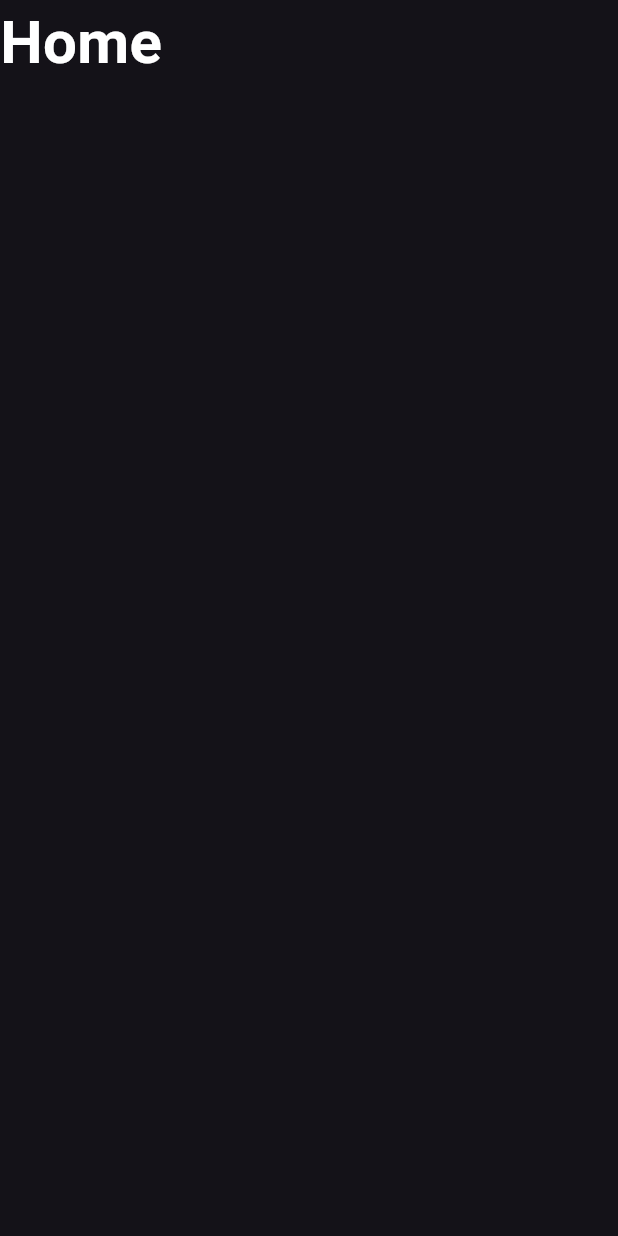
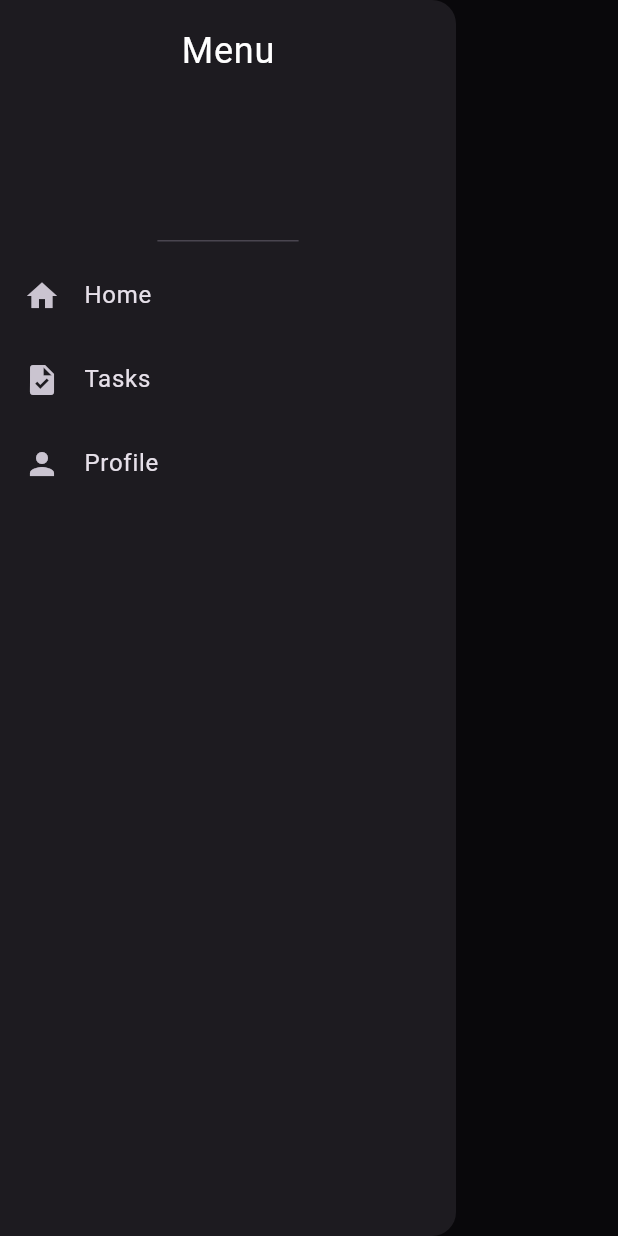
Before and after one commit to m9stafa05/Multi-Screen-Task-App, a Flutter app: the HomeView screen opened by its route, with the side drawer open (before the commit the screen has no drawer), on a phone screen of 412 x 824 dp. Run offline on Flutter 3.47's test engine with Material 3 defaults, Android fonts, the phone set to English and light mode, and no system bars; our stand-ins replace bloc, flutter_bloc, go_router, image_picker, shared_preferences; accounts and stored records are empty.

Commit message:
Create Drawer And Add it to scaffold

```diff
--- a/lib/features/home/presentation/views/home_view.dart
+++ b/lib/features/home/presentation/views/home_view.dart
@@ -1,4 +1,5 @@
 import 'package:flutter/material.dart';
+import 'package:multi_screen_task_app/features/home/presentation/views/widgets/custom_drawer.dart';
 import 'package:multi_screen_task_app/features/home/presentation/views/widgets/home_view_body.dart';
 
 class HomeView extends StatelessWidget {
@@ -6,6 +7,9 @@ class HomeView extends StatelessWidget {
 
   @override
   Widget build(BuildContext context) {
-    return const Scaffold(body: HomeViewBody(),);
+    return const Scaffold(
+      drawer: CustomDrawer(),
+      body: HomeViewBody(),
+    );
   }
 }
--- /dev/null
+++ b/lib/features/home/presentation/views/widgets/custom_drawer.dart
@@ -0,0 +1,42 @@
+import 'package:flutter/material.dart';
+
+class CustomDrawer extends StatelessWidget {
+  const CustomDrawer({super.key});
+
+  @override
+  Widget build(BuildContext context) {
+    return Drawer(
+      child: Column(
+        children: [
+          const DrawerHeader(
+            child: Text(
+              'Menu',
+              style: TextStyle(color: Colors.white, fontSize: 24),
+            ),
+          ),
+          ListTile(
+            leading: const Icon(Icons.home),
+            title: const Text('Home'),
+            onTap: () {
+              Navigator.pop(context);
+            },
+          ),
+          ListTile(
+            leading: const Icon(Icons.task),
+            title: const Text('Tasks'),
+            onTap: () {
+              Navigator.pop(context);
+            },
+          ),
+          ListTile(
+            leading: const Icon(Icons.person),
+            title: const Text('Profile'),
+            onTap: () {
+              Navigator.pop(context);
+            },
+          ),
+        ],
+      ),
+    );
+  }
+}
```
